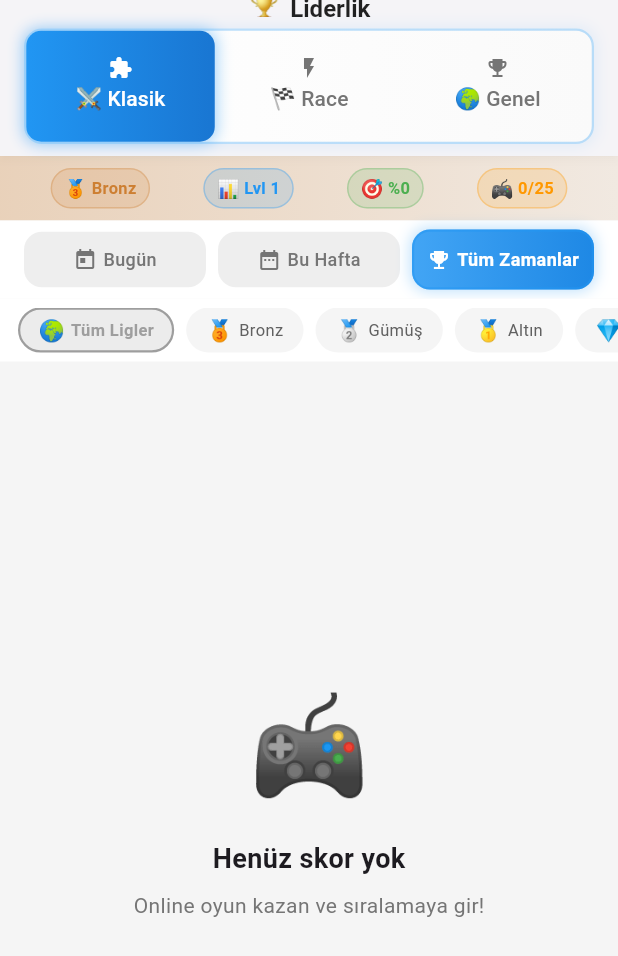
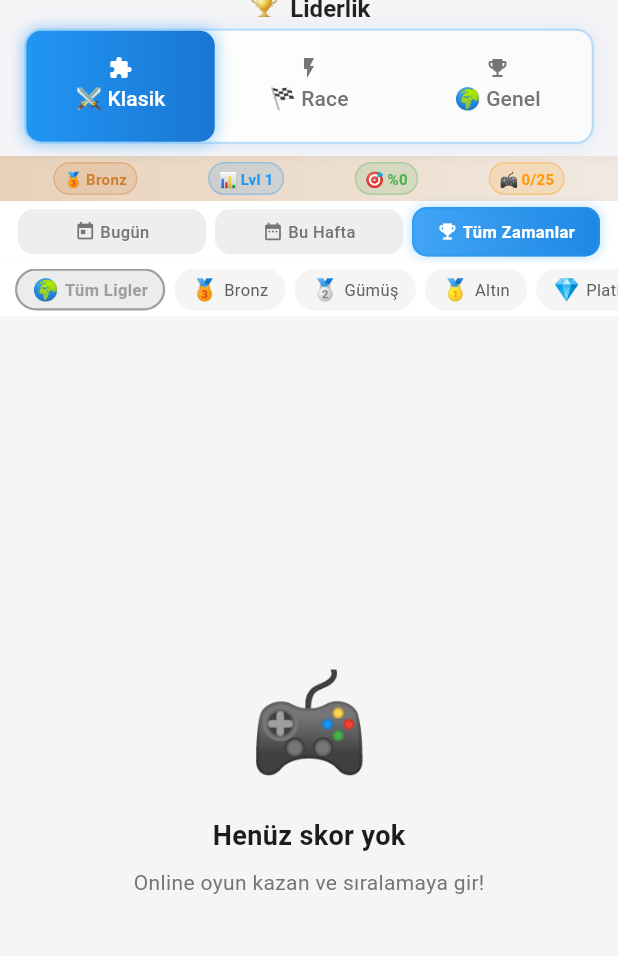
Before and after one commit to gokhananac66/Gokhan, a Flutter app: the LeaderboardScreen screen opened directly, on a phone screen of 412 x 824 dp. Shown: the top 956 px of the screen. Run offline on Flutter 3.47's test engine with Material 3 defaults, Android fonts, the phone set to English and light mode, and no system bars; our stand-ins replace audioplayers, firebase_auth, firebase_core, firebase_database, fl_chart, google_sign_in and 3 more; missing offline and left inert: in_app_purchase_android, in_app_purchase_storekit; accounts and stored records are empty; network calls fail; statements that could not run were skipped.

Commit message:
UI: Major improvements - 3D effects, compact layouts, bug fixes
1. Profile Screen:
   - 3D gradient username with shadow effect
   - Improved visibility and style

2. Leaderboard Screen:
   - Fixed overflow issues (all sections)
   - Reduced padding and font sizes throughout
   - UserInfoBar: 8→4 padding, chips 12→10
   - TimeFilters: 10→7 padding, icons 16→14
   - LeagueFilters: 42→36 height
   - UserRankBar: 8→6 padding, icons 16→14

3. Shop Screen:
   - 3D gradient category headers (selected state)
   - Compact balance section (horizontal layout)
   - Reduced overall height usage

4. Daily Challenge:
   - Fixed LocaleDataException (removed intl dependency)
   - Manual date formatting (Ocak 2026 / January 2026)

All UI issues resolved! ✨

```diff
--- a/test_sudoku/lib/screens/leaderboard_screen.dart
+++ b/test_sudoku/lib/screens/leaderboard_screen.dart
@@ -188,7 +188,7 @@ class _LeaderboardScreenState extends State<LeaderboardScreen> with SingleTicker
     final rank = _userRankInfo!;
     return Container(
       width: double.infinity,
-      padding: const EdgeInsets.symmetric(vertical: 8, horizontal: 16),
+      padding: const EdgeInsets.symmetric(vertical: 4, horizontal: 12),
       decoration: BoxDecoration(gradient: LinearGradient(colors: [Color(rank.leagueColor).withOpacity(0.3), Color(rank.leagueColor).withOpacity(0.1)])),
       child: Row(mainAxisAlignment: MainAxisAlignment.spaceAround, children: [
         _buildInfoChip(rank.leagueEmoji, rank.leagueName, Color(rank.leagueColor)),
@@ -201,25 +201,25 @@ class _LeaderboardScreenState extends State<LeaderboardScreen> with SingleTicker
 
   Widget _buildInfoChip(String emoji, String text, Color color) {
     return Container(
-      padding: const EdgeInsets.symmetric(horizontal: 8, vertical: 4),
-      decoration: BoxDecoration(color: color.withOpacity(0.15), borderRadius: BorderRadius.circular(16), border: Border.all(color: color.withOpacity(0.3))),
+      padding: const EdgeInsets.symmetric(horizontal: 6, vertical: 3),
+      decoration: BoxDecoration(color: color.withOpacity(0.15), borderRadius: BorderRadius.circular(12), border: Border.all(color: color.withOpacity(0.3))),
       child: Row(mainAxisSize: MainAxisSize.min, children: [
-        Text(emoji, style: const TextStyle(fontSize: 12)),
-        const SizedBox(width: 3),
-        Text(text, style: TextStyle(fontWeight: FontWeight.bold, fontSize: 11, color: color)),
+        Text(emoji, style: const TextStyle(fontSize: 10)),
+        const SizedBox(width: 2),
+        Text(text, style: TextStyle(fontWeight: FontWeight.bold, fontSize: 10, color: color)),
       ]),
     );
   }
 
   Widget _buildTimeFilters(bool isDark) {
     return Container(
-      padding: const EdgeInsets.symmetric(horizontal: 16, vertical: 6),
+      padding: const EdgeInsets.symmetric(horizontal: 12, vertical: 4),
       color: isDark ? const Color(0xFF1E1E1E) : Colors.white,
       child: Row(children: [
         _buildTimeButton('today', AppLocalizations.get('lbToday'), Icons.today, isDark),
-        const SizedBox(width: 8),
+        const SizedBox(width: 6),
         _buildTimeButton('week', AppLocalizations.get('lbThisWeek'), Icons.date_range, isDark),
-        const SizedBox(width: 8),
+        const SizedBox(width: 6),
         _buildTimeButton('all', AppLocalizations.get('lbAllTime'), Icons.emoji_events, isDark),
       ]),
     );
@@ -232,22 +232,22 @@ class _LeaderboardScreenState extends State<LeaderboardScreen> with SingleTicker
         onTap: () { setState(() => _selectedTimeFilter = key); _loadLeaderboard(); },
         child: AnimatedContainer(
           duration: const Duration(milliseconds: 200),
-          padding: const EdgeInsets.symmetric(vertical: 10),
+          padding: const EdgeInsets.symmetric(vertical: 7),
           decoration: BoxDecoration(
             gradient: isSelected
               ? LinearGradient(colors: [Colors.blue.shade400, Colors.blue.shade600])
               : null,
             color: isSelected ? null : (isDark ? Colors.grey.shade800 : Colors.grey.shade200),
-            borderRadius: BorderRadius.circular(12),
+            borderRadius: BorderRadius.circular(10),
             border: isSelected ? Border.all(color: Colors.blue.withOpacity(0.5), width: 1.5) : null,
             boxShadow: isSelected ? [
-              BoxShadow(color: Colors.blue.withOpacity(0.3), blurRadius: 8, spreadRadius: 1),
+              BoxShadow(color: Colors.blue.withOpacity(0.3), blurRadius: 6, spreadRadius: 0.5),
             ] : [],
           ),
           child: Row(mainAxisAlignment: MainAxisAlignment.center, children: [
-            Icon(icon, size: 16, color: isSelected ? Colors.white : (isDark ? Colors.grey.shade400 : Colors.grey.shade600)),
-            const SizedBox(width: 4),
-            Flexible(child: Text(label, style: TextStyle(fontSize: 12, fontWeight: isSelected ? FontWeight.bold : FontWeight.w500, color: isSelected ? Colors.white : (isDark ? Colors.grey.shade400 : Colors.grey.shade600)), overflow: TextOverflow.ellipsis)),
+            Icon(icon, size: 14, color: isSelected ? Colors.white : (isDark ? Colors.grey.shade400 : Colors.grey.shade600)),
+            const SizedBox(width: 3),
+            Flexible(child: Text(label, style: TextStyle(fontSize: 11, fontWeight: isSelected ? FontWeight.bold : FontWeight.w500, color: isSelected ? Colors.white : (isDark ? Colors.grey.shade400 : Colors.grey.shade600)), overflow: TextOverflow.ellipsis)),
           ]),
         ),
       ),
@@ -256,12 +256,12 @@ class _LeaderboardScreenState extends State<LeaderboardScreen> with SingleTicker
 
   Widget _buildLeagueFilters(bool isDark) {
     return Container(
-      height: 42,
-      padding: const EdgeInsets.symmetric(vertical: 6),
+      height: 36,
+      padding: const EdgeInsets.symmetric(vertical: 4),
       color: isDark ? const Color(0xFF1E1E1E) : Colors.white,
       child: ListView.builder(
         scrollDirection: Axis.horizontal,
-        padding: const EdgeInsets.symmetric(horizontal: 12),
+        padding: const EdgeInsets.symmetric(horizontal: 10),
         itemCount: _leagues.length,
         itemBuilder: (context, index) {
           final league = _leagues[index];
@@ -269,8 +269,8 @@ class _LeaderboardScreenState extends State<LeaderboardScreen> with SingleTicker
           return GestureDetector(
             onTap: () { setState(() => _selectedLeagueFilter = league['key']); _loadLeaderboard(); },
             child: Container(
-              margin: const EdgeInsets.only(right: 8),
-              padding: const EdgeInsets.symmetric(horizontal: 12),
+              margin: const EdgeInsets.only(right: 6),
+              padding: const EdgeInsets.symmetric(horizontal: 10),
               decoration: BoxDecoration(color: isSelected ? (league['color'] as Color).withOpacity(0.2) : (isDark ? Colors.grey.shade800 : Colors.grey.shade100), borderRadius: BorderRadius.circular(16), border: Border.all(color: isSelected ? league['color'] as Color : Colors.transparent, width: 1.5)),
               child: Row(children: [
                 Text(league['emoji'], style: const TextStyle(fontSize: 14)),
@@ -383,7 +383,7 @@ class _LeaderboardScreenState extends State<LeaderboardScreen> with SingleTicker
 
   Widget _buildUserRankBar(bool isDark) {
     return Container(
-      padding: const EdgeInsets.symmetric(horizontal: 16, vertical: 8),
+      padding: const EdgeInsets.symmetric(horizontal: 12, vertical: 6),
       decoration: BoxDecoration(
         gradient: LinearGradient(
           colors: isDark
@@ -398,9 +398,9 @@ class _LeaderboardScreenState extends State<LeaderboardScreen> with SingleTicker
         boxShadow: [
           BoxShadow(
             color: Colors.blue.withOpacity(0.1),
-            blurRadius: 15,
-            spreadRadius: 2,
-            offset: const Offset(0, -3),
+            blurRadius: 10,
+            spreadRadius: 1,
+            offset: const Offset(0, -2),
           ),
         ],
       ),
@@ -408,7 +408,7 @@ class _LeaderboardScreenState extends State<LeaderboardScreen> with SingleTicker
         mainAxisAlignment: MainAxisAlignment.center,
         children: [
           Container(
-            padding: const EdgeInsets.all(6),
+            padding: const EdgeInsets.all(5),
             decoration: BoxDecoration(
               gradient: LinearGradient(
                 colors: [Colors.blue.shade400, Colors.blue.shade600],
@@ -417,41 +417,41 @@ class _LeaderboardScreenState extends State<LeaderboardScreen> with SingleTicker
               boxShadow: [
                 BoxShadow(
                   color: Colors.blue.withOpacity(0.3),
-                  blurRadius: 6,
+                  blurRadius: 4,
                   spreadRadius: 0.5,
                 ),
               ],
             ),
-            child: const Icon(Icons.person, color: Colors.white, size: 16),
+            child: const Icon(Icons.person, color: Colors.white, size: 14),
           ),
-          const SizedBox(width: 8),
+          const SizedBox(width: 6),
           Text(
             '${AppLocalizations.get('yourRank')}: ',
             style: TextStyle(
-              fontSize: 14,
+              fontSize: 13,
               color: isDark ? Colors.grey.shade300 : Colors.grey.shade700,
               fontWeight: FontWeight.w500,
             ),
           ),
           Container(
-            padding: const EdgeInsets.symmetric(horizontal: 10, vertical: 3),
+            padding: const EdgeInsets.symmetric(horizontal: 8, vertical: 2),
             decoration: BoxDecoration(
               gradient: LinearGradient(
                 colors: [Colors.blue.shade400, Colors.blue.shade600],
               ),
-              borderRadius: BorderRadius.circular(12),
+              borderRadius: BorderRadius.circular(10),
               boxShadow: [
                 BoxShadow(
                   color: Colors.blue.withOpacity(0.3),
-                  blurRadius: 8,
-                  spreadRadius: 1,
+                  blurRadius: 6,
+                  spreadRadius: 0.5,
                 ),
               ],
             ),
             child: Text(
               '#$_userRank',
               style: const TextStyle(
-                fontSize: 16,
+                fontSize: 14,
                 fontWeight: FontWeight.bold,
                 color: Colors.white,
               ),
```
Also changed, not shown: test_sudoku/lib/screens/profile_screen.dart (+38 -7 lines), test_sudoku/lib/screens/shop_screen.dart (+58 -32 lines), test_sudoku/lib/widgets/activity_calendar.dart (+11 -2 lines).
